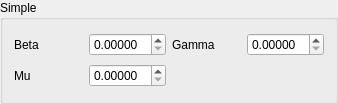
The window that epipy/resources/ui/sirssimplegroupbox.ui (ckaus/EpiPy) describes before a commit, drawn with Qt 5.
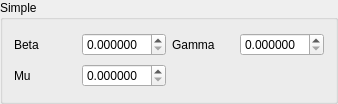
The same window after the commit.

```diff
--- a/epipy/resources/ui/sirssimplegroupbox.ui
+++ b/epipy/resources/ui/sirssimplegroupbox.ui
@@ -27,7 +27,7 @@
    <item row="0" column="1">
     <widget class="QDoubleSpinBox" name="beta_spin_box">
      <property name="decimals">
-      <number>5</number>
+      <number>6</number>
      </property>
      <property name="minimum">
       <double>0.000000000000000</double>
@@ -47,7 +47,7 @@
    <item row="0" column="3">
     <widget class="QDoubleSpinBox" name="gamma_spin_box">
      <property name="decimals">
-      <number>5</number>
+      <number>6</number>
      </property>
      <property name="singleStep">
       <double>0.000001000000000</double>
@@ -64,7 +64,7 @@
    <item row="1" column="1">
     <widget class="QDoubleSpinBox" name="mu_spin_box">
      <property name="decimals">
-      <number>5</number>
+      <number>6</number>
      </property>
      <property name="singleStep">
       <double>0.000001000000000</double>
```
